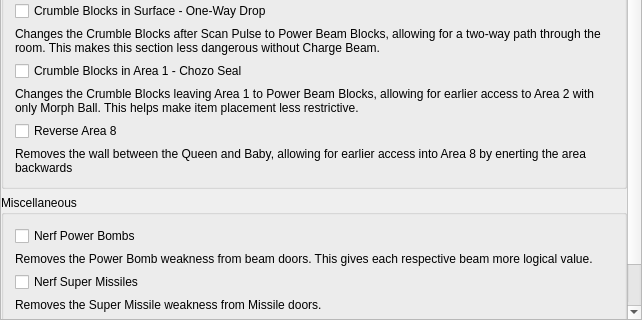
Old version of the form randovania/gui/ui_files/preset_msr_patches.ui in the repository randovania/randovania; both pictures show x 0 to 642 and y 215 to 535 of the 642 by 535 pixel window.
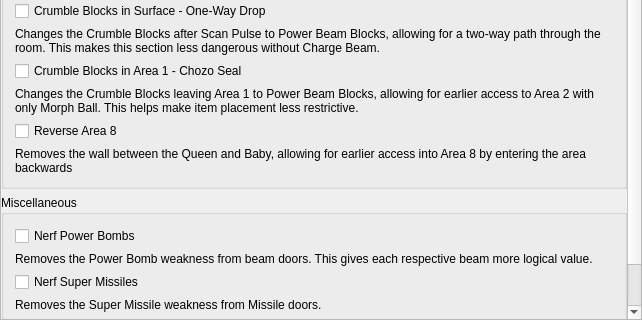
New version of the form.

Diff of the .ui file:
```diff
--- a/randovania/gui/ui_files/preset_msr_patches.ui
+++ b/randovania/gui/ui_files/preset_msr_patches.ui
@@ -193,7 +193,7 @@
               <bool>true</bool>
              </property>
              <property name="text">
-              <string>Removes the wall between the Queen and Baby, allowing for earlier access into Area 8 by enerting the area backwards</string>
+              <string>Removes the wall between the Queen and Baby, allowing for earlier access into Area 8 by entering the area backwards</string>
              </property>
              <property name="wordWrap">
               <bool>true</bool>
```
